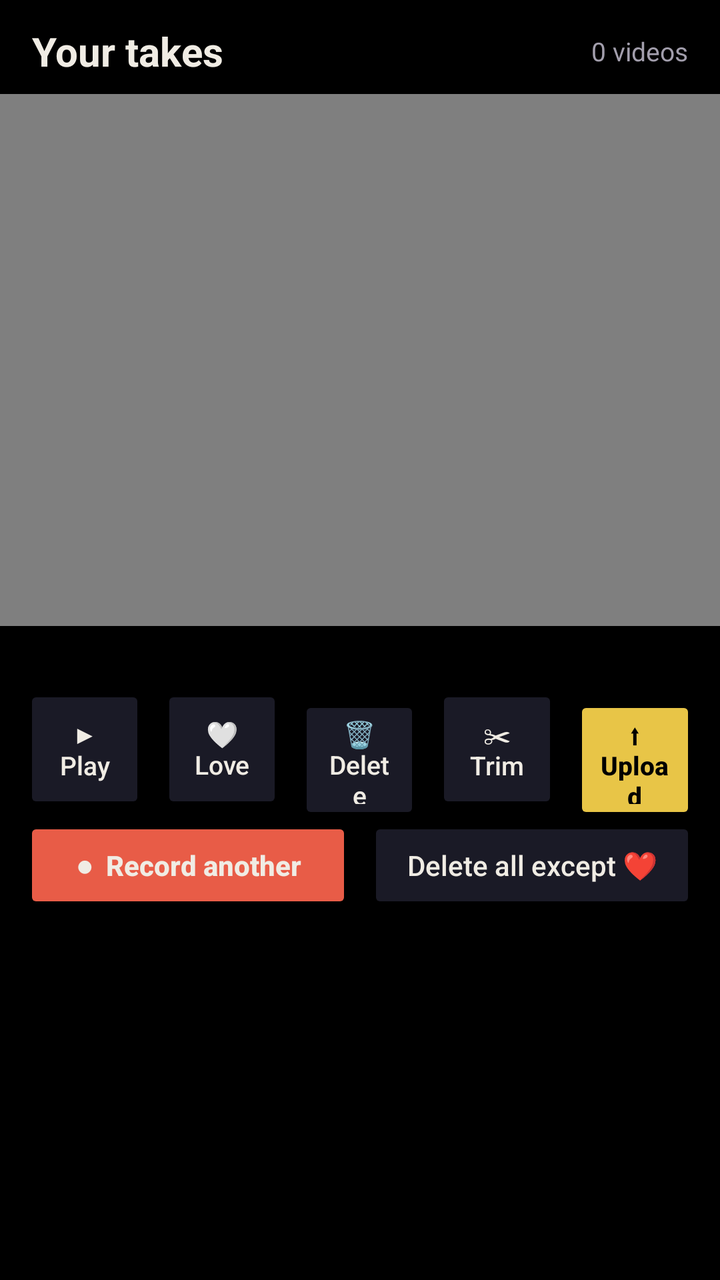
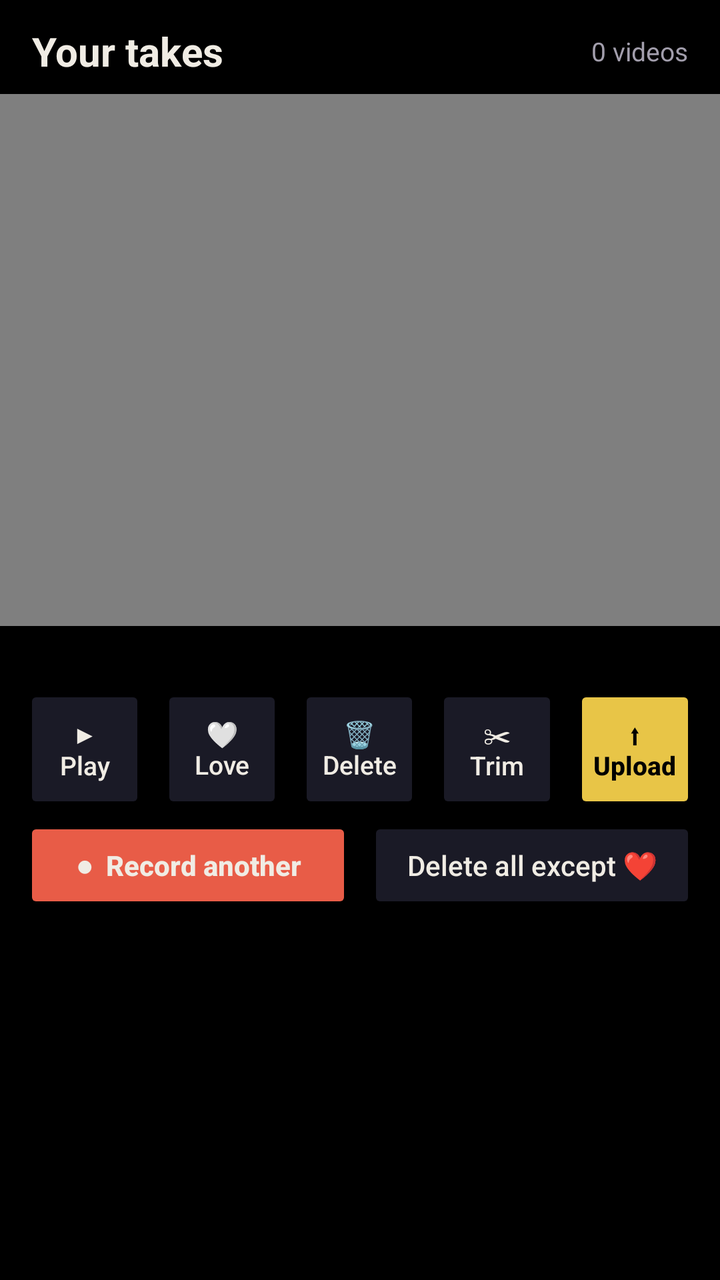

An Android layout rendered at two revisions. The XML below is the earlier revision; the diff shows what the commit changed to produce the second picture.
<!-- AndroidManifest.xml: application theme Theme.VoiceCamera -->
<!-- res/layout/activity_takes.xml -->
<?xml version="1.0" encoding="utf-8"?>
<LinearLayout xmlns:android="http://schemas.android.com/apk/res/android"
    android:layout_width="match_parent"
    android:layout_height="match_parent"
    android:background="@color/black"
    android:orientation="vertical">

    <LinearLayout
        android:layout_width="match_parent"
        android:layout_height="wrap_content"
        android:gravity="center_vertical"
        android:orientation="horizontal"
        android:paddingHorizontal="16dp"
        android:paddingTop="12dp"
        android:paddingBottom="8dp">

        <TextView
            android:layout_width="0dp"
            android:layout_height="wrap_content"
            android:layout_weight="1"
            android:text="Your takes"
            android:textColor="@color/white"
            android:textSize="20sp"
            android:textStyle="bold" />

        <TextView
            android:id="@+id/takeCount"
            android:layout_width="wrap_content"
            android:layout_height="wrap_content"
            android:text="0 videos"
            android:textColor="@color/dim"
            android:textSize="13sp" />
    </LinearLayout>

    <FrameLayout
        android:layout_width="match_parent"
        android:layout_height="0dp"
        android:layout_weight="3"
        android:background="#FF07070B">

        <VideoView
            android:id="@+id/video"
            android:layout_width="match_parent"
            android:layout_height="match_parent"
            android:layout_gravity="center" />

        <ImageView
            android:id="@+id/photo"
            android:layout_width="match_parent"
            android:layout_height="match_parent"
            android:contentDescription="Photo"
            android:scaleType="fitCenter"
            android:visibility="gone" />

        <TextView
            android:id="@+id/emptyView"
            android:layout_width="wrap_content"
            android:layout_height="wrap_content"
            android:layout_gravity="center"
            android:gravity="center"
            android:padding="24dp"
            android:text="No videos yet.\nGo back and record one."
            android:textColor="@color/dim"
            android:textSize="16sp"
            android:visibility="gone" />
    </FrameLayout>

    <TextView
        android:id="@+id/selectedInfo"
        android:layout_width="match_parent"
        android:layout_height="wrap_content"
        android:paddingHorizontal="16dp"
        android:paddingTop="8dp"
        android:text=""
        android:textColor="@color/dim"
        android:textSize="13sp" />

    
    <LinearLayout
        android:id="@+id/trimPanel"
        android:layout_width="match_parent"
        android:layout_height="wrap_content"
        android:background="@color/surface2"
        android:orientation="vertical"
        android:paddingHorizontal="16dp"
        android:paddingVertical="10dp"
        android:visibility="gone">

        <TextView
            android:id="@+id/trimSummary"
            android:layout_width="match_parent"
            android:layout_height="wrap_content"
            android:text="Trim: pick the part to keep"
            android:textColor="@color/gold"
            android:textSize="14sp"
            android:textStyle="bold" />

        <TextView
            android:id="@+id/trimStartLabel"
            android:layout_width="match_parent"
            android:layout_height="wrap_content"
            android:layout_marginTop="6dp"
            android:text="Start  0:00"
            android:textColor="@color/white"
            android:textSize="13sp" />

        <SeekBar
            android:id="@+id/trimStart"
            android:layout_width="match_parent"
            android:layout_height="wrap_content" />

        <TextView
            android:id="@+id/trimEndLabel"
            android:layout_width="match_parent"
            android:layout_height="wrap_content"
            android:text="End  0:00"
            android:textColor="@color/white"
            android:textSize="13sp" />

        <SeekBar
            android:id="@+id/trimEnd"
            android:layout_width="match_parent"
            android:layout_height="wrap_content" />

        <LinearLayout
            android:layout_width="match_parent"
            android:layout_height="wrap_content"
            android:layout_marginTop="4dp"
            android:orientation="horizontal">

            <Button
                android:id="@+id/btnStartHere"
                android:layout_width="0dp"
                android:layout_height="wrap_content"
                android:layout_marginEnd="4dp"
                android:layout_weight="1"
                android:backgroundTint="@color/black"
                android:text="Start here"
                android:textAllCaps="false"
                android:textColor="@color/white" />

            <Button
                android:id="@+id/btnEndHere"
                android:layout_width="0dp"
                android:layout_height="wrap_content"
                android:layout_marginHorizontal="4dp"
                android:layout_weight="1"
                android:backgroundTint="@color/black"
                android:text="End here"
                android:textAllCaps="false"
                android:textColor="@color/white" />

            <Button
                android:id="@+id/btnTrimPreview"
                android:layout_width="0dp"
                android:layout_height="wrap_content"
                android:layout_marginStart="4dp"
                android:layout_weight="1"
                android:backgroundTint="@color/black"
                android:text="▶ Preview"
                android:textAllCaps="false"
                android:textColor="@color/white" />
        </LinearLayout>

        <LinearLayout
            android:layout_width="match_parent"
            android:layout_height="wrap_content"
            android:layout_marginTop="4dp"
            android:orientation="horizontal">

            <Button
                android:id="@+id/btnTrimCancel"
                android:layout_width="0dp"
                android:layout_height="wrap_content"
                android:layout_marginEnd="4dp"
                android:layout_weight="1"
                android:backgroundTint="@color/black"
                android:text="Cancel"
                android:textAllCaps="false"
                android:textColor="@color/white" />

            <Button
                android:id="@+id/btnTrimSave"
                android:layout_width="0dp"
                android:layout_height="wrap_content"
                android:layout_marginStart="4dp"
                android:layout_weight="2"
                android:backgroundTint="@color/gold"
                android:text="Save trimmed copy"
                android:textAllCaps="false"
                android:textColor="@color/black"
                android:textStyle="bold" />
        </LinearLayout>
    </LinearLayout>

    <LinearLayout
        android:id="@+id/mainButtons"
        android:layout_width="match_parent"
        android:layout_height="wrap_content"
        android:orientation="horizontal"
        android:paddingHorizontal="8dp"
        android:paddingTop="4dp">

        <Button
            android:id="@+id/btnPlay"
            android:layout_width="0dp"
            android:layout_height="64dp"
            android:layout_marginHorizontal="4dp"
            android:layout_weight="1"
            android:backgroundTint="@color/surface2"
            android:text="▶&#10;Play"
            android:textAllCaps="false"
            android:textColor="@color/white"
            android:textSize="13sp" />

        <Button
            android:id="@+id/btnLove"
            android:layout_width="0dp"
            android:layout_height="64dp"
            android:layout_marginHorizontal="4dp"
            android:layout_weight="1"
            android:backgroundTint="@color/surface2"
            android:text="🤍&#10;Love"
            android:textAllCaps="false"
            android:textColor="@color/white"
            android:textSize="13sp" />

        <Button
            android:id="@+id/btnDelete"
            android:layout_width="0dp"
            android:layout_height="64dp"
            android:layout_marginHorizontal="4dp"
            android:layout_weight="1"
            android:backgroundTint="@color/surface2"
            android:text="🗑&#10;Delete"
            android:textAllCaps="false"
            android:textColor="@color/white"
            android:textSize="13sp" />

        <Button
            android:id="@+id/btnTrim"
            android:layout_width="0dp"
            android:layout_height="64dp"
            android:layout_marginHorizontal="4dp"
            android:layout_weight="1"
            android:backgroundTint="@color/surface2"
            android:text="✂&#10;Trim"
            android:textAllCaps="false"
            android:textColor="@color/white"
            android:textSize="13sp" />

        <Button
            android:id="@+id/btnShare"
            android:layout_width="0dp"
            android:layout_height="64dp"
            android:layout_marginHorizontal="4dp"
            android:layout_weight="1"
            android:backgroundTint="@color/gold"
            android:text="⬆&#10;Upload"
            android:textAllCaps="false"
            android:textColor="@color/black"
            android:textSize="13sp"
            android:textStyle="bold" />
    </LinearLayout>

    <LinearLayout
        android:id="@+id/moreButtons"
        android:layout_width="match_parent"
        android:layout_height="wrap_content"
        android:orientation="horizontal"
        android:paddingHorizontal="8dp"
        android:paddingTop="2dp">

        <Button
            android:id="@+id/btnRecordMore"
            android:layout_width="0dp"
            android:layout_height="wrap_content"
            android:layout_marginHorizontal="4dp"
            android:layout_weight="1"
            android:backgroundTint="@color/coral"
            android:text="●  Record another"
            android:textAllCaps="false"
            android:textColor="@color/white"
            android:textStyle="bold" />

        <Button
            android:id="@+id/btnCleanup"
            android:layout_width="0dp"
            android:layout_height="wrap_content"
            android:layout_marginHorizontal="4dp"
            android:layout_weight="1"
            android:backgroundTint="@color/surface2"
            android:text="Delete all except ❤"
            android:textAllCaps="false"
            android:textColor="@color/white" />
    </LinearLayout>

    <androidx.recyclerview.widget.RecyclerView
        android:id="@+id/list"
        android:layout_width="match_parent"
        android:layout_height="0dp"
        android:layout_marginTop="6dp"
        android:layout_weight="2"
        android:clipToPadding="false"
        android:paddingBottom="8dp" />
</LinearLayout>
<!-- resources referenced by this layout -->
<resources>
  <color name="black">#FF000000</color>
  <color name="coral">#FFE85C47</color>
  <color name="dim">#FFA29EAC</color>
  <color name="gold">#FFE8C547</color>
  <color name="surface2">#FF1A1A26</color>
  <color name="white">#FFF0ECE4</color>
  <style name="Theme.VoiceCamera" parent="Theme.AppCompat.NoActionBar">
          <item name="colorPrimary">@color/gold</item>
          <item name="colorPrimaryDark">@color/black</item>
          <item name="colorAccent">@color/gold</item>
          <item name="android:windowBackground">@color/black</item>
          <item name="android:statusBarColor">@color/black</item>
          <item name="android:navigationBarColor">@color/black</item>
      </style>
</resources>

<!-- the commit's change to res/layout/activity_takes.xml (unified diff, before → after) -->
@@ -203,6 +203,8 @@
 
         <Button
             android:id="@+id/btnPlay"
+            android:paddingHorizontal="2dp"
+            android:maxLines="2"
             android:layout_width="0dp"
             android:layout_height="64dp"
             android:layout_marginHorizontal="4dp"
@@ -215,6 +217,8 @@
 
         <Button
             android:id="@+id/btnLove"
+            android:paddingHorizontal="2dp"
+            android:maxLines="2"
             android:layout_width="0dp"
             android:layout_height="64dp"
             android:layout_marginHorizontal="4dp"
@@ -227,6 +231,8 @@
 
         <Button
             android:id="@+id/btnDelete"
+            android:paddingHorizontal="2dp"
+            android:maxLines="2"
             android:layout_width="0dp"
             android:layout_height="64dp"
             android:layout_marginHorizontal="4dp"
@@ -239,6 +245,8 @@
 
         <Button
             android:id="@+id/btnTrim"
+            android:paddingHorizontal="2dp"
+            android:maxLines="2"
             android:layout_width="0dp"
             android:layout_height="64dp"
             android:layout_marginHorizontal="4dp"
@@ -251,6 +259,8 @@
 
         <Button
             android:id="@+id/btnShare"
+            android:paddingHorizontal="2dp"
+            android:maxLines="2"
             android:layout_width="0dp"
             android:layout_height="64dp"
             android:layout_marginHorizontal="4dp"
